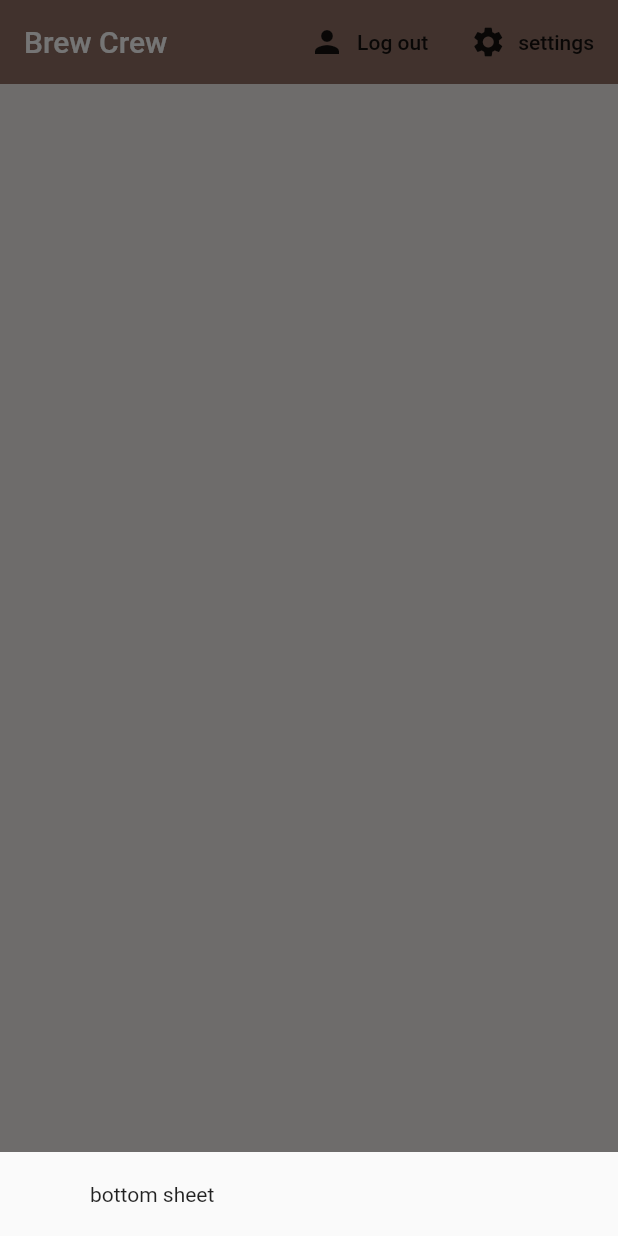
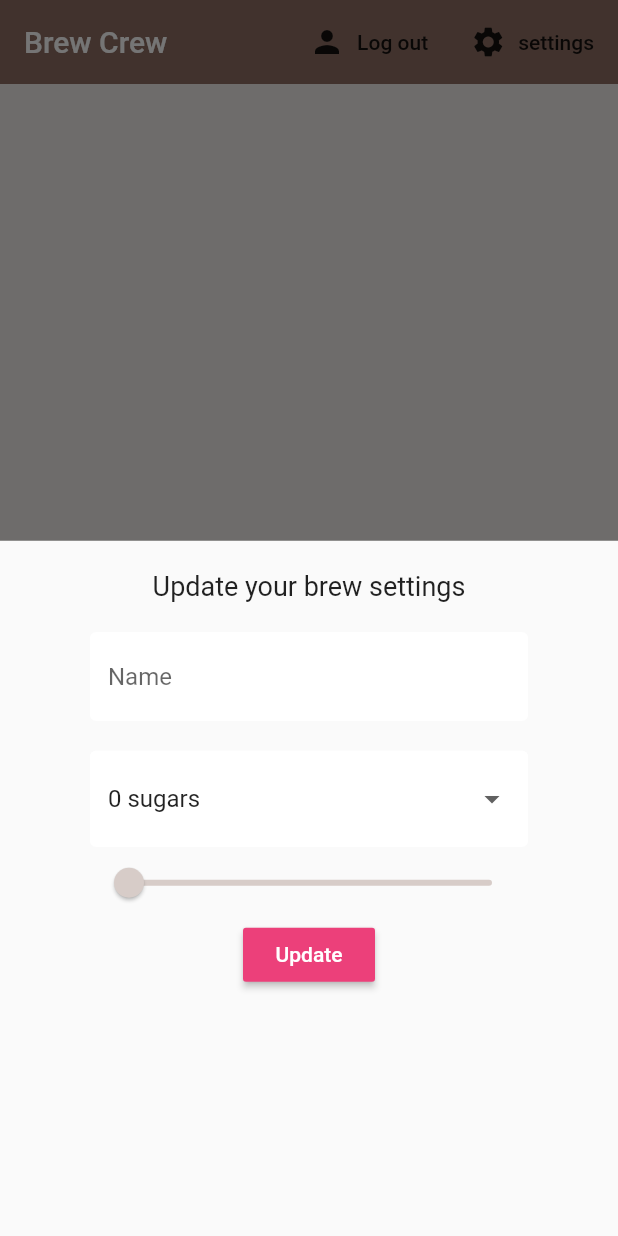
Before and after one commit to jruocco36/FirebaseTest, a Flutter app: the screen it shows once a user with an empty profile is signed in, after a tap on "settings", on a phone screen of 412 x 824 dp. Run offline on Flutter 3.47's test engine with Material 2 defaults, Android fonts, the phone set to English and light mode, and no system bars; our stand-ins replace cloud_firestore, firebase_auth, flutter_spinkit; accounts and stored records are empty.

Commit message:
added settings panel

```diff
--- a/lib/screens/home/home.dart
+++ b/lib/screens/home/home.dart
@@ -4,6 +4,7 @@ import 'package:firebase_test/services/database.dart';
 import 'package:provider/provider.dart';
 import 'package:firebase_test/screens/home/brew_list.dart';
 import 'package:firebase_test/models/brew.dart';
+import 'package:firebase_test/screens/home/settings_form.dart';
 
 class Home extends StatelessWidget {
   final AuthService _auth = AuthService();
@@ -16,7 +17,7 @@ class Home extends StatelessWidget {
         builder: (context) {
           return Container(
             padding: EdgeInsets.symmetric(vertical: 20.0, horizontal: 60.0),
-            child: Text('bottom sheet'),
+            child: SettingsForm(),
           );
         },
       );
--- /dev/null
+++ b/lib/screens/home/settings_form.dart
@@ -0,0 +1,74 @@
+import 'package:flutter/material.dart';
+import 'package:firebase_test/shared/constants.dart';
+
+class SettingsForm extends StatefulWidget {
+  @override
+  _SettingsFormState createState() => _SettingsFormState();
+}
+
+class _SettingsFormState extends State<SettingsForm> {
+  final _formKey = GlobalKey<FormState>();
+  final List<String> sugars = ['0', '1', '2', '3', '4'];
+
+  // form values
+  String _currentName;
+  String _currentSugars;
+  int _currentStrength;
+
+  @override
+  Widget build(BuildContext context) {
+    return Form(
+      key: _formKey,
+      child: Column(
+        children: <Widget>[
+          Text(
+            'Update your brew settings',
+            style: TextStyle(fontSize: 18.0),
+          ),
+          SizedBox(height: 20.0),
+          TextFormField(
+            decoration: textInputDecoration.copyWith(hintText: 'Name'),
+            validator: (val) => val.isEmpty ? 'Please enter a name' : null,
+            onChanged: (val) => setState(() => _currentName = val),
+          ),
+          SizedBox(height: 20.0),
+          // dropdown
+          DropdownButtonFormField(
+            decoration: textInputDecoration,
+            isDense: true,
+            value: _currentSugars ?? '0',
+            items: sugars.map((sugar) {
+              return DropdownMenuItem(
+                value: sugar,
+                child: Text('$sugar sugars'),
+              );
+            }).toList(),
+            onChanged: (val) => setState(() => _currentSugars = val),
+          ),
+          // slider
+          Slider(
+            value: (_currentStrength ?? 100).toDouble(),
+            min: 100.0,
+            max: 900.0,
+            divisions: 8, // (900-100/)100 = 8  -- increments of 100
+            activeColor: Colors.brown[_currentStrength ?? 100],
+            inactiveColor: Colors.brown[_currentStrength ?? 100],
+            onChanged: (val) => setState(() => _currentStrength = val.round()),
+          ),
+          RaisedButton(
+            color: Colors.pink[400],
+            child: Text(
+              'Update',
+              style: TextStyle(color: Colors.white),
+            ),
+            onPressed: () async {
+              print(_currentName);
+              print(_currentSugars);
+              print(_currentStrength);
+            },
+          ),
+        ],
+      ),
+    );
+  }
+}
```
